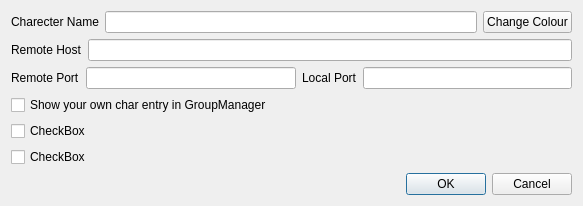
This is src/groupmanagersettings.ui in zpc930/pandoramapper as Qt 5 draws it before an edit. The edited form follows.
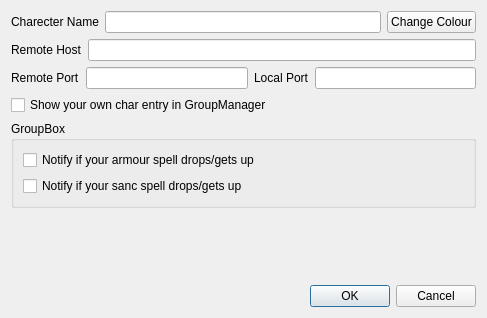
This is the edited form.

Commit message: * bugfixes * added multisampling support (uncheck if the rendering became slower!)   It's only configurable in XML atm * added gtells notification for armour and sanc spells dropping/getting back online   gtells * added "You cannot ride there." movement fail pattern * started migration to QSettings

What changed in the file:
```diff
--- a/src/groupmanagersettings.ui
+++ b/src/groupmanagersettings.ui
@@ -6,8 +6,8 @@
    <rect>
     <x>0</x>
     <y>0</y>
-    <width>583</width>
-    <height>158</height>
+    <width>487</width>
+    <height>318</height>
    </rect>
   </property>
   <property name="sizePolicy">
@@ -86,6 +86,35 @@
      </property>
     </widget>
    </item>
+   <item>
+    <widget class="QGroupBox" name="groupBox">
+     <property name="sizePolicy">
+      <sizepolicy hsizetype="Preferred" vsizetype="Preferred">
+       <horstretch>0</horstretch>
+       <verstretch>0</verstretch>
+      </sizepolicy>
+     </property>
+     <property name="title">
+      <string>GroupBox</string>
+     </property>
+     <layout class="QGridLayout" name="gridLayout">
+      <item row="0" column="0">
+       <widget class="QCheckBox" name="checkBox_notifyArm">
+        <property name="text">
+         <string>Notify if your armour spell drops/gets up</string>
+        </property>
+       </widget>
+      </item>
+      <item row="1" column="0">
+       <widget class="QCheckBox" name="checkBox_notifySanc">
+        <property name="text">
+         <string>Notify if your sanc spell drops/gets up</string>
+        </property>
+       </widget>
+      </item>
+     </layout>
+    </widget>
+   </item>
    <item>
     <spacer>
      <property name="orientation">
@@ -99,20 +128,6 @@
      </property>
     </spacer>
    </item>
-   <item>
-    <widget class="QCheckBox" name="checkBox">
-     <property name="text">
-      <string>CheckBox</string>
-     </property>
-    </widget>
-   </item>
-   <item>
-    <widget class="QCheckBox" name="checkBox_2">
-     <property name="text">
-      <string>CheckBox</string>
-     </property>
-    </widget>
-   </item>
    <item>
     <layout class="QHBoxLayout">
      <item>
```
The commit also changes 9 other files.
